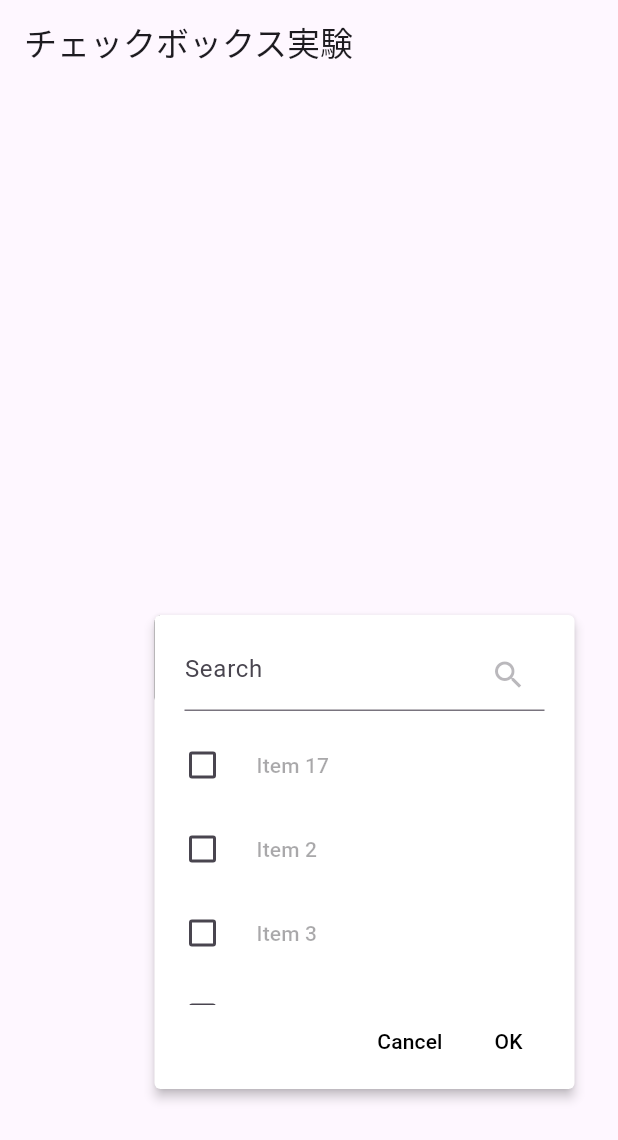
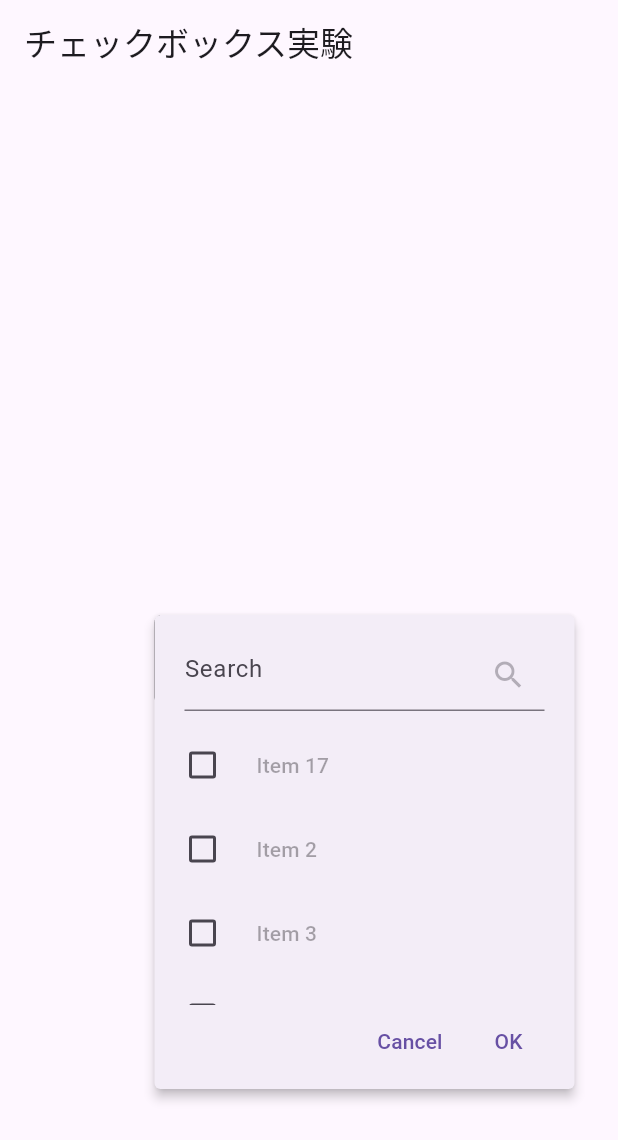
Before and after one commit to ShinsukeSugita-Aidea/DropdownCheckboxExample, a Flutter app: the screen it shows after launch, after a tap on the "arrow drop down" icon, on a phone screen of 412 x 824 dp. Shown: the top 1140 px of the screen. Run offline on Flutter 3.47's test engine with Material 3 defaults, Android fonts, the phone set to English and light mode, and no system bars.

Commit message:
色とか

```diff
--- a/lib/dropdown_checkbox.dart
+++ b/lib/dropdown_checkbox.dart
@@ -7,9 +7,6 @@ class DropdownCheckbox extends StatefulWidget {
   final String cancelText;
   final double? height;
   final double? popupHeight;
-  final Color textColor; // テキストの色を設定するプロパティ
-  final Color backgroundColor; // 背景色を設定するプロパティ
-  final Color popupBackgroundColor; // 追加: ポップアップの背景色
 
   const DropdownCheckbox({
     required this.items,
@@ -18,9 +15,6 @@ class DropdownCheckbox extends StatefulWidget {
     this.cancelText = 'Cancel',
     this.height,
     this.popupHeight,
-    this.textColor = Colors.black, // デフォルトのテキスト色を黒に設定
-    this.backgroundColor = Colors.white, // デフォルトの背景色を白に設定
-    this.popupBackgroundColor = Colors.white, // デフォルトのポップアップ背景色を設定
     Key? key,
   }) : super(key: key);
 
@@ -111,8 +105,6 @@ class DropdownCheckboxState extends State<DropdownCheckbox> {
           width: MediaQuery.of(context).size.width * 0.5,
           // ポップアップのボタン
           child: PopupMenuButton<int>(
-            // 背景色
-            color: widget.popupBackgroundColor,
             onSelected: (value) {
               _applySelection();
             },
@@ -128,9 +120,7 @@ class DropdownCheckboxState extends State<DropdownCheckbox> {
               return [
                 PopupMenuItem<int>(
                   enabled: false,
-                  child: Container(
-                    // アイテムの背景色
-                    // color: widget.popupBackgroundColor,
+                  child: SizedBox(
                     height: popupHeight,
                     width: MediaQuery.of(context).size.width * 0.8,
                     child: StatefulBuilder(
@@ -145,8 +135,9 @@ class DropdownCheckboxState extends State<DropdownCheckbox> {
                               !dividerAdded &&
                               _tempSelectedItems.isNotEmpty) {
                             // 水平線を追加
-                            itemsWidgets
-                                .add(const Divider(color: Colors.black));
+                            itemsWidgets.add(
+                              const Divider(),
+                            );
                             dividerAdded = true;
                           }
                           // チェックボックスのあるボタンを含める
@@ -202,10 +193,7 @@ class DropdownCheckboxState extends State<DropdownCheckbox> {
                                   },
                                   child: Text(
                                     widget.cancelText,
-                                    style: TextStyle(
-                                      // テキスト色を設定
-                                      color: widget.textColor,
-                                    ),
+                                    style: TextStyle(),
                                   ),
                                 ),
                                 TextButton(
@@ -215,10 +203,6 @@ class DropdownCheckboxState extends State<DropdownCheckbox> {
                                   },
                                   child: Text(
                                     widget.okText,
-                                    style: TextStyle(
-                                      // テキスト色を設定
-                                      color: widget.textColor,
-                                    ),
                                   ),
                                 ),
                               ],
@@ -236,8 +220,6 @@ class DropdownCheckboxState extends State<DropdownCheckbox> {
               decoration: BoxDecoration(
                 border: Border.all(color: Colors.black),
                 borderRadius: BorderRadius.circular(5),
-                // 背景色を設定
-                color: widget.backgroundColor,
               ),
               child: Row(
                 mainAxisSize: MainAxisSize.min,
--- a/lib/main.dart
+++ b/lib/main.dart
@@ -10,7 +10,7 @@ class MyApp extends StatelessWidget {
 
   @override
   Widget build(BuildContext context) {
-    final List<String> _items =
+    final List<String> items =
         List.generate(50, (index) => 'Item ${index + 1}');
     return MaterialApp(
         home: Scaffold(
@@ -19,7 +19,7 @@ class MyApp extends StatelessWidget {
       ),
       body: Center(
         child: DropdownCheckbox(
-          items: _items,
+          items: items,
         ),
       ),
     ));
```
